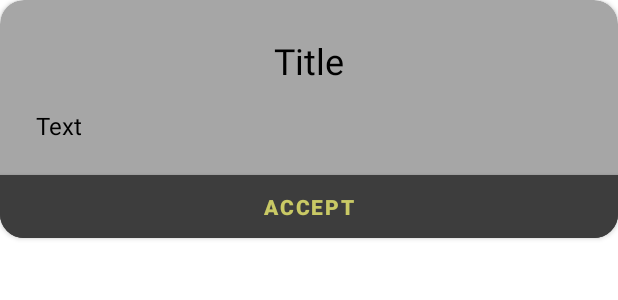
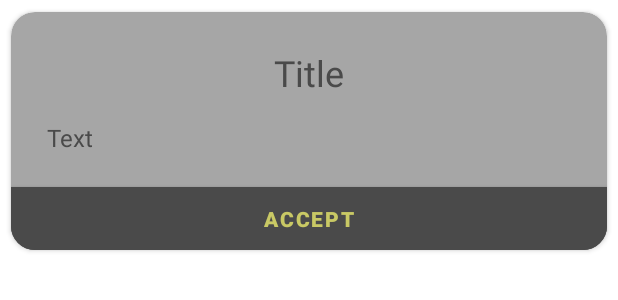
Before and after one commit to asalc/Rick-Morty, an Android app: the layout custom_dialog.xml on its own in the app's theme, with its tools: preview values and no code run, on a phone screen of 412 x 824 dp. Shown: the top 300 px of the screen. Run offline under Robolectric (Android 15) with nearby library versions, the phone set to English and light mode, and no system bars.

Commit message:
Update custom dialog design

```diff
--- a/ArturoSalcedoGagliardi/app/src/main/res/layout/custom_dialog.xml
+++ b/ArturoSalcedoGagliardi/app/src/main/res/layout/custom_dialog.xml
@@ -7,7 +7,8 @@
         android:layout_width="match_parent"
         android:layout_height="wrap_content"
         app:cardBackgroundColor="@color/card_grey"
-        app:cardCornerRadius="@dimen/corner_radius_large">
+        app:cardCornerRadius="@dimen/corner_radius_large"
+        app:cardUseCompatPadding="true">
 
         <LinearLayout
             android:layout_width="match_parent"
@@ -22,7 +23,7 @@
                 android:layout_height="wrap_content"
                 android:gravity="center"
                 android:paddingHorizontal="@dimen/padding_large"
-                android:textColor="@color/black"
+                android:textColor="@color/grey"
                 app:layout_constraintEnd_toEndOf="parent"
                 app:layout_constraintStart_toStartOf="parent"
                 app:layout_constraintTop_toTopOf="parent"
@@ -36,7 +37,7 @@
                 android:layout_marginTop="@dimen/margin_regular"
                 android:layout_marginBottom="@dimen/margin_regular"
                 android:paddingHorizontal="@dimen/padding_large"
-                android:textColor="@color/black"
+                android:textColor="@color/grey"
                 app:layout_constraintEnd_toEndOf="parent"
                 app:layout_constraintStart_toStartOf="parent"
                 app:layout_constraintTop_toBottomOf="@+id/text_title"
@@ -46,7 +47,7 @@
                 android:id="@+id/button_accept"
                 android:layout_width="match_parent"
                 android:layout_height="wrap_content"
-                android:backgroundTint="@color/dark_grey"
+                android:backgroundTint="@color/grey"
                 android:padding="0dp"
                 android:insetBottom="0dp"
                 android:text="@string/accept"
```
